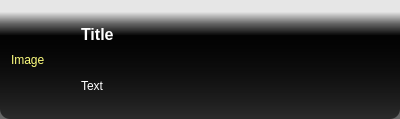
First picture: the form in popup/defaulttheme.ui, repository Ri0n/rion-pg, before the edit.
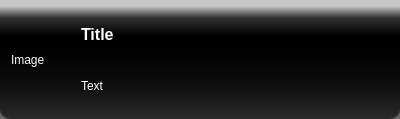
Second picture: the form after the edit.

```diff
--- a/popup/defaulttheme.ui
+++ b/popup/defaulttheme.ui
@@ -35,9 +35,12 @@
    <string notr="true">#popupTheme {
 border-radius:10px;
 color:#ffffff;
-background: qlineargradient(spread:pad, x1:0, y1:0, x2:0, y2:1, stop:0.1 rgba(230, 230, 230, 255), stop:0.2 rgba(100, 100, 100, 255), stop:0.3 rgba(0, 0, 0, 230), stop:1 rgba(0, 0, 0, 150));
+background: qlineargradient(spread:pad, x1:0, y1:0, x2:0, y2:1, stop:0.05 rgba(200, 200, 200, 255), stop:0.15 rgba(50, 50, 50, 255), stop:0.3 rgba(0, 0, 0, 255), stop:1 rgba(0, 0, 0, 150));
 }
-</string>
+
+#popupTheme QLabel {
+color: #ffffff;
+}</string>
   </property>
   <layout class="QHBoxLayout" name="horizontalLayout">
    <item>
@@ -48,43 +51,6 @@
        <height>16777215</height>
       </size>
      </property>
-     <property name="palette">
-      <palette>
-       <active>
-        <colorrole role="WindowText">
-         <brush brushstyle="SolidPattern">
-          <color alpha="255">
-           <red>255</red>
-           <green>255</green>
-           <blue>127</blue>
-          </color>
-         </brush>
-        </colorrole>
-       </active>
-       <inactive>
-        <colorrole role="WindowText">
-         <brush brushstyle="SolidPattern">
-          <color alpha="255">
-           <red>255</red>
-           <green>255</green>
-           <blue>127</blue>
-          </color>
-         </brush>
-        </colorrole>
-       </inactive>
-       <disabled>
-        <colorrole role="WindowText">
-         <brush brushstyle="SolidPattern">
-          <color alpha="255">
-           <red>255</red>
-           <green>255</green>
-           <blue>255</blue>
-          </color>
-         </brush>
-        </colorrole>
-       </disabled>
-      </palette>
-     </property>
      <property name="text">
       <string>Image</string>
      </property>
@@ -94,43 +60,6 @@
     <layout class="QVBoxLayout" name="verticalLayout">
      <item>
       <widget class="QLabel" name="lblTitle">
-       <property name="palette">
-        <palette>
-         <active>
-          <colorrole role="WindowText">
-           <brush brushstyle="SolidPattern">
-            <color alpha="255">
-             <red>255</red>
-             <green>255</green>
-             <blue>255</blue>
-            </color>
-           </brush>
-          </colorrole>
-         </active>
-         <inactive>
-          <colorrole role="WindowText">
-           <brush brushstyle="SolidPattern">
-            <color alpha="255">
-             <red>255</red>
-             <green>255</green>
-             <blue>255</blue>
-            </color>
-           </brush>
-          </colorrole>
-         </inactive>
-         <disabled>
-          <colorrole role="WindowText">
-           <brush brushstyle="SolidPattern">
-            <color alpha="255">
-             <red>118</red>
-             <green>116</green>
-             <blue>113</blue>
-            </color>
-           </brush>
-          </colorrole>
-         </disabled>
-        </palette>
-       </property>
        <property name="font">
         <font>
          <pointsize>12</pointsize>
```
Left out of the diff: 37 changed lines with no effect on the pictures.
